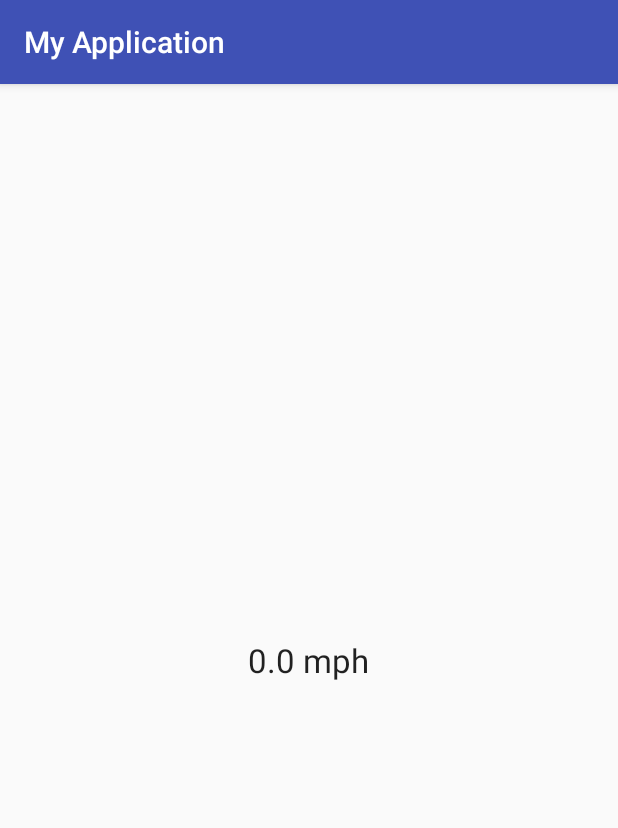
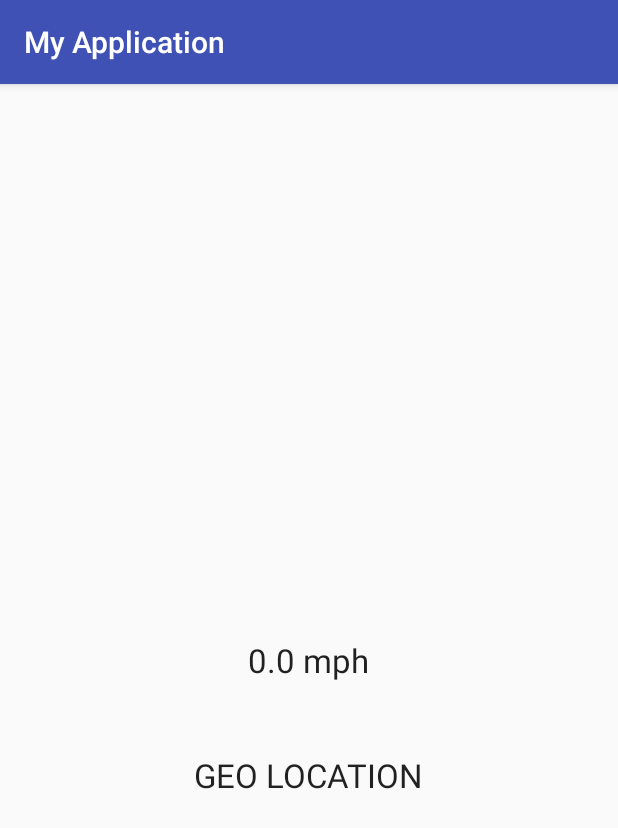
Before and after one commit to gadgettdx/thenewestangel, an Android app: the screen it shows after launch (MainActivity), on a phone screen of 412 x 824 dp. Shown: the top 828 px of the screen. Run offline under Robolectric (Android 15) with nearby library versions, the phone set to English and light mode, and no system bars; 1 statement that could not run was skipped.

Commit message:
Put m/s back in showing up where GeoLocation is... that is so I can help test and determine if we are getting correct speeds.   Put a toast msg that will update with new longitude and latitude every split second it changes.

```diff
--- a/app/src/main/AndroidManifest.xml
+++ b/app/src/main/AndroidManifest.xml
@@ -1,8 +1,10 @@
 <?xml version="1.0" encoding="utf-8"?>
 <manifest xmlns:android="http://schemas.android.com/apk/res/android"
     package="com.example.johnoconnor.myapplication">
-    <uses-permission
-        android:name="android.permission.ACCESS_FINE_LOCATION" />
+    <uses-permission android:name="android.permission.ACCESS_FINE_LOCATION" />
+    <uses-permission android:name="android.permission.INTERNET" />
+    <uses-permission android:name="android.permission.ACCESS_COARSE_LOCATION" />
+
     <application
         android:allowBackup="true"
         android:icon="@mipmap/ic_launcher"
--- a/app/src/main/res/layout/activity_main.xml
+++ b/app/src/main/res/layout/activity_main.xml
@@ -17,4 +17,14 @@
         android:id="@+id/speed"
         android:layout_centerVertical="true"
         android:layout_centerHorizontal="true" />
+
+    <TextView
+        android:layout_width="wrap_content"
+        android:layout_height="wrap_content"
+        android:textAppearance="?android:attr/textAppearanceLarge"
+        android:text="GEO LOCATION"
+        android:id="@+id/geoLocation"
+        android:layout_below="@+id/speed"
+        android:layout_centerHorizontal="true"
+        android:layout_marginTop="47dp" />
 </RelativeLayout>
```
Also changed, not shown: app/src/main/java/com/example/johnoconnor/myapplication/MainActivity.java (+12 -0 lines).
